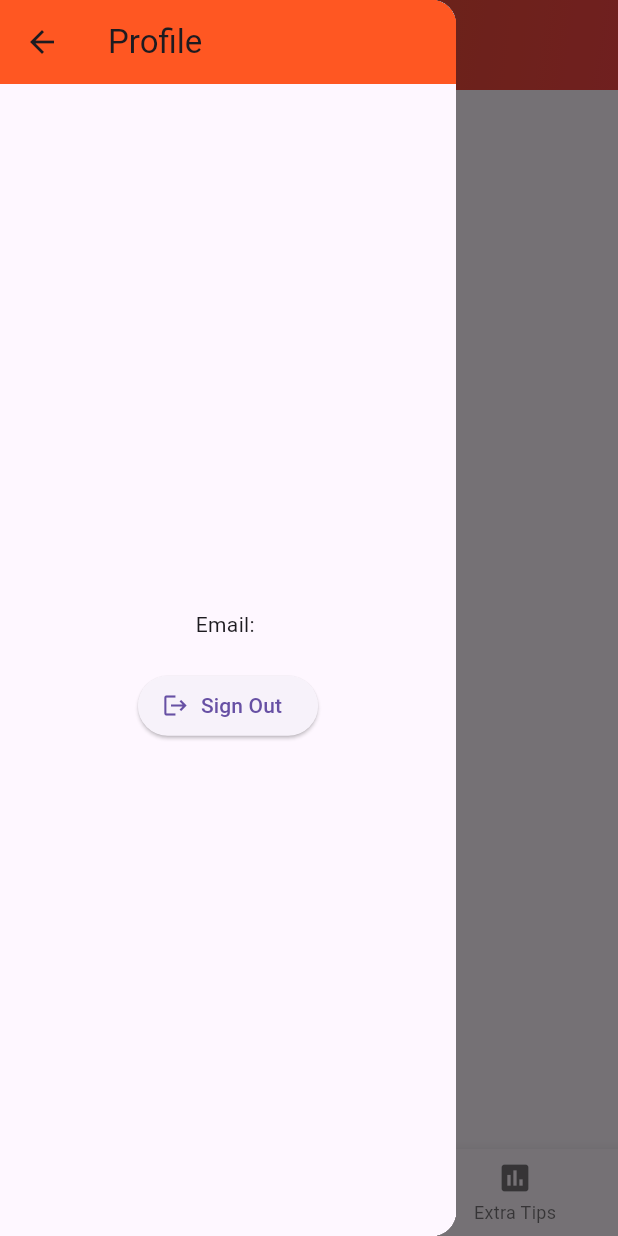
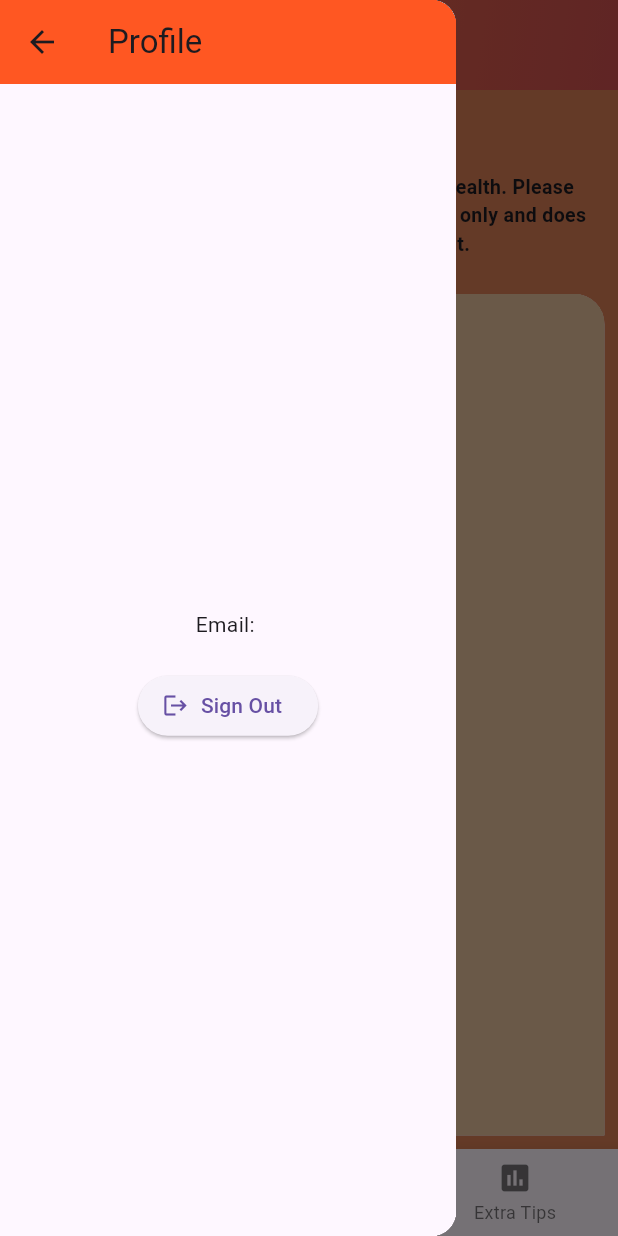
Before and after one commit to Saya32/wellbeing_junction, a Flutter app: the Dashboard screen opened directly, item 2 of the bottom bar chosen, with the side drawer open, on a phone screen of 412 x 824 dp. Run offline on Flutter 3.47's test engine with Material 3 defaults, Android fonts, the phone set to English and light mode, and no system bars; our stand-ins replace cached_network_image, cloud_firestore, firebase_auth, firebase_core, get, google_sign_in and 1 more; accounts and stored records are empty; project files that could hold a hidden picture were left out.

Commit message:
Add warning in Self Assessment Screen

```diff
--- a/lib/screens/dashboard_screen.dart
+++ b/lib/screens/dashboard_screen.dart
@@ -39,8 +39,8 @@ class _DashboardState extends State<Dashboard> {
             decoration: const BoxDecoration(
               gradient: LinearGradient(
                 colors: [
-                  Color.fromARGB(255, 216, 90, 32),
-                  Color.fromARGB(255, 244, 68, 68),
+                  Color.fromARGB(255, 236, 119, 65),
+                  Color.fromARGB(255, 209, 80, 80),
                 ],
                 begin: Alignment.topLeft,
                 end: Alignment.bottomRight,
--- a/lib/screens/self_assessment_quiz.dart
+++ b/lib/screens/self_assessment_quiz.dart
@@ -14,13 +14,84 @@ class SelfAssessmentScreen extends StatelessWidget {
   Widget build(BuildContext context) {
     QuizPaperController quizPaperController = Get.find();
     return Scaffold(
-        body: Obx(() => ListView.separated(
-            itemBuilder: (BuildContext context, int index) {
-              return QuizTile(model: quizPaperController.allPapers[index]);
-            },
-            separatorBuilder: (BuildContext context, int index) {
-              return const SizedBox(height: 20);
-            },
-            itemCount: quizPaperController.allPapers.length)));
+      backgroundColor: Color.fromARGB(255, 218, 126, 84),
+      body: SafeArea(
+        child: Column(
+          crossAxisAlignment: CrossAxisAlignment.start,
+          children: [
+            const Padding(
+              padding: EdgeInsets.all(15.0),
+              child: Column(
+                crossAxisAlignment: CrossAxisAlignment.start,
+                children: [
+                  Row(
+                    children: [
+                      Icon(
+                        Icons.person_2_outlined,
+                        size: 30,
+                        color: Color.fromARGB(255, 216, 67, 67),
+                      ),
+                      Expanded(
+                        child: Text(
+                          "Hello User!",
+                          style: TextStyle(
+                            color: Color.fromARGB(255, 241, 241, 241),
+                            fontWeight: FontWeight.bold,
+                            fontSize: 16,
+                          ),
+                        ),
+                      )
+                    ],
+                  ),
+                  SizedBox(
+                    height: 10,
+                  ),
+                  Text(
+                    "Select a quiz to gain insights into your mental health. Please note that this tool is for informational purposes only and does not substitute medical or professional treatment.",
+                    style: TextStyle(
+                      fontWeight: FontWeight.bold,
+                      fontSize: 13,
+                    ),
+                  )
+                ],
+              ),
+            ),
+            Expanded(
+              child: Padding(
+                padding: const EdgeInsets.symmetric(horizontal: 9, vertical: 9),
+                child: Material(
+                  borderRadius:
+                      const BorderRadius.vertical(top: Radius.circular(20)),
+                  clipBehavior: Clip.hardEdge,
+                  child: Ink(
+                    decoration: const BoxDecoration(
+                      color: Color.fromARGB(255, 230, 195, 157),
+                    ),
+                    child: Padding(
+                      padding: const EdgeInsets.only(
+                        top: 10,
+                        left: 10,
+                        right: 10,
+                        bottom: 10,
+                      ),
+                      child: ListView.separated(
+                        itemBuilder: (BuildContext context, int index) {
+                          return QuizTile(
+                              model: quizPaperController.allPapers[index]);
+                        },
+                        separatorBuilder: (BuildContext context, int index) {
+                          return const SizedBox(height: 20);
+                        },
+                        itemCount: quizPaperController.allPapers.length,
+                      ),
+                    ),
+                  ),
+                ),
+              ),
+            ),
+          ],
+        ),
+      ),
+    );
   }
 }
```
Also changed, not shown: lib/elements/quiz_tile.dart (+24 -2 lines).
